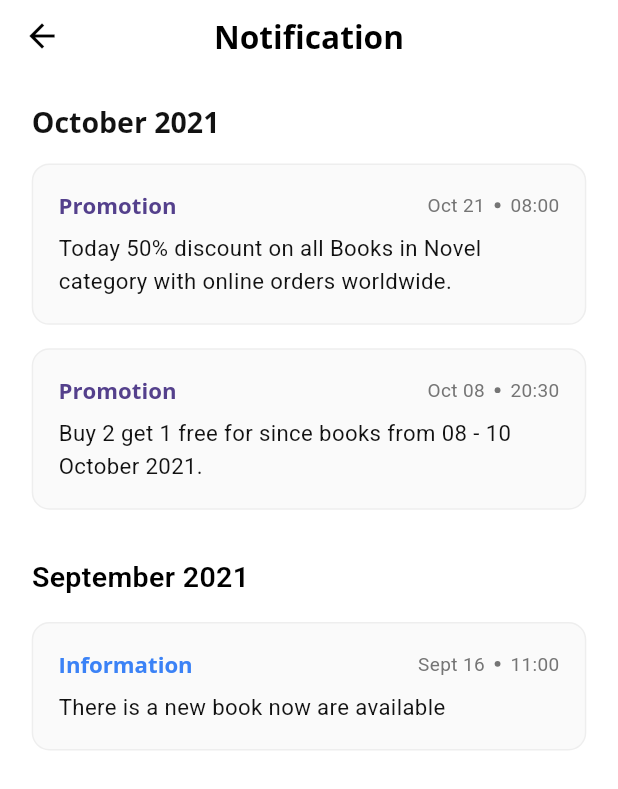
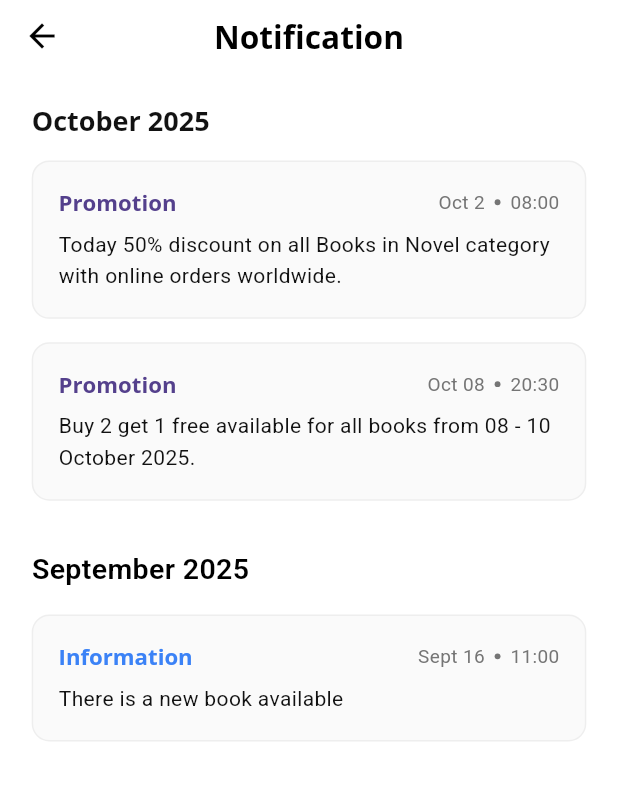
Before and after one commit to Galadima3/bazar, a Flutter app: the NotificationsView screen opened by its route, on a phone screen of 412 x 824 dp. Shown: the top 789 px of the screen. Run offline on Flutter 3.47's test engine with Material 3 defaults, Android fonts, the phone set to English and light mode, and no system bars; our stand-ins replace flutter_native_splash, flutter_riverpod, flutter_screenutil, flutter_svg, go_router, intl_phone_field and 2 more; accounts and stored records are empty.

Commit message:
fix: added minor improvements to the UI

```diff
--- a/lib/features/home/presentation/view/notifications_view.dart
+++ b/lib/features/home/presentation/view/notifications_view.dart
@@ -33,9 +33,9 @@ class NotificationsView extends StatelessWidget {
         children: [
           SizedBox(height: 20.h),
 
-          // October 2021 Section
+          // October 2025 Section
           Text(
-            'October 2021',
+            'October 2025',
             style: Theme.of(context).textTheme.headlineMedium,
           ),
           SizedBox(height: 16.h),
@@ -46,7 +46,7 @@ class NotificationsView extends StatelessWidget {
             typeColor: AppColors.primary500,
             title:
                 'Today 50% discount on all Books in Novel category with online orders worldwide.',
-            date: 'Oct 21',
+            date: 'Oct 2',
             time: '08:00',
 
             onTap: () => Navigator.push(
@@ -64,7 +64,7 @@ class NotificationsView extends StatelessWidget {
             type: 'Promotion',
             typeColor: AppColors.primary500,
             title:
-                'Buy 2 get 1 free for since books from 08 - 10 October 2021.',
+                'Buy 2 get 1 free available for all books from 08 - 10 October 2025.',
             date: 'Oct 08',
             time: '20:30',
             onTap: () {},
@@ -74,7 +74,7 @@ class NotificationsView extends StatelessWidget {
 
           // September 2021 Section
           Text(
-            'September 2021',
+            'September 2025',
             style: TextStyle(
               fontSize: 18.sp,
               fontWeight: FontWeight.w600,
@@ -87,7 +87,7 @@ class NotificationsView extends StatelessWidget {
           NotificationTile(
             type: 'Information',
             typeColor: const Color(0xFF3B82F6),
-            title: 'There is a new book now are available',
+            title: 'There is a new book available',
             date: 'Sept 16',
             time: '11:00',
             onTap: () {},
--- a/lib/features/profile/presentation/views/order_history_view.dart
+++ b/lib/features/profile/presentation/views/order_history_view.dart
@@ -19,7 +19,7 @@ class _OrderHistoryViewState extends State<OrderHistoryView> {
       status: 'Delivered',
       itemCount: 1,
       imageUrl: 'assets/davinci.jpg', // placeholder
-      orderDate: DateTime(2021, 10, 15),
+      orderDate: DateTime(2025, 08, 15),
     ),
     Order(
       id: '2',
@@ -27,7 +27,7 @@ class _OrderHistoryViewState extends State<OrderHistoryView> {
       status: 'Delivered',
       itemCount: 5,
       imageUrl: 'assets/carrie.jpg', // placeholder
-      orderDate: DateTime(2021, 10, 12),
+      orderDate: DateTime(2025, 08, 12),
     ),
     Order(
       id: '3',
@@ -35,7 +35,7 @@ class _OrderHistoryViewState extends State<OrderHistoryView> {
       status: 'Cancelled',
       itemCount: 2,
       imageUrl: 'assets/waiting.jpg', // placeholder
-      orderDate: DateTime(2021, 10, 8),
+      orderDate: DateTime(2025, 08, 8),
     ),
   ];
 
```
Also changed, not shown: lib/core/themes/app_text_theme.dart (+69 -13 lines), lib/features/cart/presentation/view/cart_view.dart (+1 -7 lines), lib/features/cart/presentation/view/confirm_order_view.dart (+37 -3 lines).
